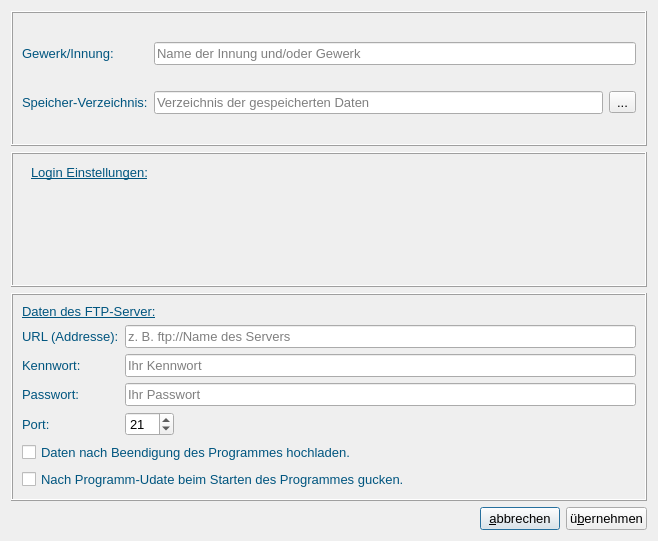
Above: dialogappsettings.ui from fasa1964/fshkkap before the change. Below: the same form after it.
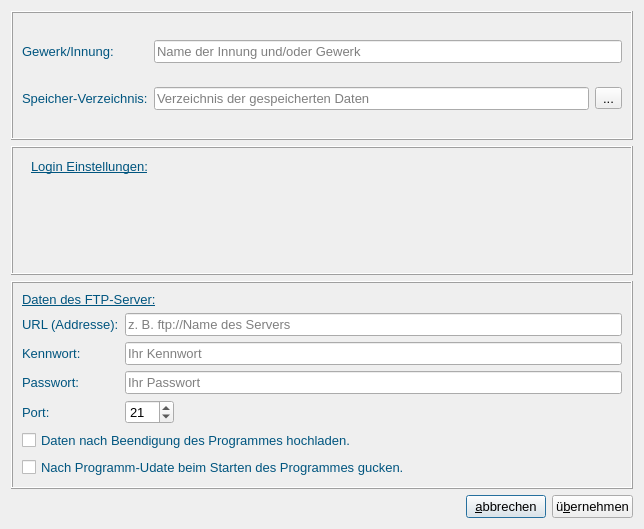
That is the form after the change.

Commit message: Change application settings.

Patch:
```diff
--- a/dialogappsettings.ui
+++ b/dialogappsettings.ui
@@ -6,8 +6,8 @@
    <rect>
     <x>0</x>
     <y>0</y>
-    <width>658</width>
-    <height>541</height>
+    <width>644</width>
+    <height>529</height>
    </rect>
   </property>
   <property name="font">
```
The commit also changes 1 other file.
